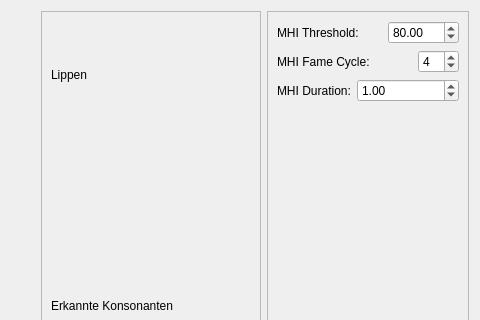
The window that src/rqt_liprec/liprec.ui (Mosa-/LipRec) describes before a commit, drawn with Qt 5; both pictures show x 616 to 1096 and y 0 to 320 of the 1096 by 551 pixel window.
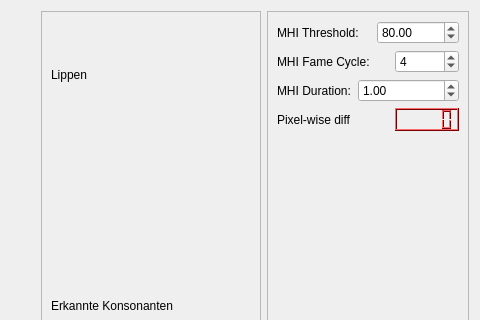
The same window after the commit.

Commit message: +Integrate pair-wise pixel comparison for detect lips activity

Patch:
```diff
--- a/src/rqt_liprec/liprec.ui
+++ b/src/rqt_liprec/liprec.ui
@@ -147,7 +147,7 @@
         </property>
        </widget>
       </item>
-      <item row="3" column="0">
+      <item row="6" column="0">
        <spacer name="verticalSpacer">
         <property name="orientation">
          <enum>Qt::Vertical</enum>
@@ -167,6 +167,439 @@
         </property>
        </widget>
       </item>
+      <item row="3" column="0">
+       <widget class="QLabel" name="label_4">
+        <property name="text">
+         <string>Pixel-wise diff</string>
+        </property>
+       </widget>
+      </item>
+      <item row="3" column="3">
+       <widget class="QLCDNumber" name="lcdPixelWiseDiff">
+        <property name="palette">
+         <palette>
+          <active>
+           <colorrole role="WindowText">
+            <brush brushstyle="SolidPattern">
+             <color alpha="255">
+              <red>0</red>
+              <green>0</green>
+              <blue>0</blue>
+             </color>
+            </brush>
+           </colorrole>
+           <colorrole role="Button">
+            <brush brushstyle="SolidPattern">
+             <color alpha="255">
+              <red>242</red>
+              <green>0</green>
+              <blue>4</blue>
+             </color>
+            </brush>
+           </colorrole>
+           <colorrole role="Light">
+            <brush brushstyle="SolidPattern">
+             <color alpha="255">
+              <red>255</red>
+              <green>108</green>
+              <blue>110</blue>
+             </color>
+            </brush>
+           </colorrole>
+           <colorrole role="Midlight">
+            <brush brushstyle="SolidPattern">
+             <color alpha="255">
+              <red>248</red>
+              <green>54</green>
+              <blue>57</blue>
+             </color>
+            </brush>
+           </colorrole>
+           <colorrole role="Dark">
+            <brush brushstyle="SolidPattern">
+             <color alpha="255">
+              <red>121</red>
+              <green>0</green>
+              <blue>2</blue>
+             </color>
+            </brush>
+           </colorrole>
+           <colorrole role="Mid">
+            <brush brushstyle="SolidPattern">
+             <color alpha="255">
+              <red>161</red>
+              <green>0</green>
+              <blue>2</blue>
+             </color>
+            </brush>
+           </colorrole>
+           <colorrole role="Text">
+            <brush brushstyle="SolidPattern">
+             <color alpha="255">
+              <red>0</red>
+              <green>0</green>
+              <blue>0</blue>
+             </color>
+            </brush>
+           </colorrole>
+           <colorrole role="BrightText">
+            <brush brushstyle="SolidPattern">
+             <color alpha="255">
+              <red>255</red>
+              <green>255</green>
+              <blue>255</blue>
+             </color>
+            </brush>
+           </colorrole>
+           <colorrole role="ButtonText">
+            <brush brushstyle="SolidPattern">
+             <color alpha="255">
+              <red>0</red>
+              <green>0</green>
+              <blue>0</blue>
+             </color>
+            </brush>
+           </colorrole>
+           <colorrole role="Base">
+            <brush brushstyle="SolidPattern">
+             <color alpha="255">
+              <red>255</red>
+              <green>255</green>
+              <blue>255</blue>
+             </color>
+            </brush>
+           </colorrole>
+           <colorrole role="Window">
+            <brush brushstyle="SolidPattern">
+             <color alpha="255">
+              <red>242</red>
+              <green>0</green>
+              <blue>4</blue>
+             </color>
+            </brush>
+           </colorrole>
+           <colorrole role="Shadow">
+            <brush brushstyle="SolidPattern">
+             <color alpha="255">
+              <red>0</red>
+              <green>0</green>
+              <blue>0</blue>
+             </color>
+            </brush>
+           </colorrole>
+           <colorrole role="AlternateBase">
+            <brush brushstyle="SolidPattern">
+             <color alpha="255">
+              <red>248</red>
+              <green>127</green>
+              <blue>129</blue>
+             </color>
+            </brush>
+           </colorrole>
+           <colorrole role="ToolTipBase">
+            <brush brushstyle="SolidPattern">
+             <color alpha="255">
+              <red>255</red>
+              <green>255</green>
+              <blue>220</blue>
+             </color>
+            </brush>
+           </colorrole>
+           <colorrole role="ToolTipText">
+            <brush brushstyle="SolidPattern">
+             <color alpha="255">
+              <red>0</red>
+              <green>0</green>
+              <blue>0</blue>
+             </color>
+            </brush>
+           </colorrole>
+          </active>
+          <inactive>
+           <colorrole role="WindowText">
+            <brush brushstyle="SolidPattern">
+             <color alpha="255">
+              <red>0</red>
+              <green>0</green>
+              <blue>0</blue>
+             </color>
+            </brush>
+           </colorrole>
+           <colorrole role="Button">
+            <brush brushstyle="SolidPattern">
+             <color alpha="255">
+              <red>242</red>
+              <green>0</green>
+              <blue>4</blue>
+             </color>
+            </brush>
+           </colorrole>
+           <colorrole role="Light">
+            <brush brushstyle="SolidPattern">
+             <color alpha="255">
+              <red>255</red>
+              <green>108</green>
+              <blue>110</blue>
+             </color>
+            </brush>
+           </colorrole>
+           <colorrole role="Midlight">
+            <brush brushstyle="SolidPattern">
+             <color alpha="255">
+              <red>248</red>
+              <green>54</green>
+              <blue>57</blue>
+             </color>
+            </brush>
+           </colorrole>
+           <colorrole role="Dark">
+            <brush brushstyle="SolidPattern">
+             <color alpha="255">
+              <red>121</red>
+              <green>0</green>
+              <blue>2</blue>
+             </color>
+            </brush>
+           </colorrole>
+           <colorrole role="Mid">
+            <brush brushstyle="SolidPattern">
+             <color alpha="255">
+              <red>161</red>
+              <green>0</green>
+              <blue>2</blue>
+             </color>
+            </brush>
+           </colorrole>
+           <colorrole role="Text">
+            <brush brushstyle="SolidPattern">
+             <color alpha="255">
+              <red>0</red>
+              <green>0</green>
+              <blue>0</blue>
+             </color>
+            </brush>
+           </colorrole>
+           <colorrole role="BrightText">
+            <brush brushstyle="SolidPattern">
+             <color alpha="255">
+              <red>255</red>
+              <green>255</green>
+              <blue>255</blue>
+             </color>
+            </brush>
+           </colorrole>
+           <colorrole role="ButtonText">
+            <brush brushstyle="SolidPattern">
+             <color alpha="255">
+              <red>0</red>
+              <green>0</green>
+              <blue>0</blue>
+             </color>
+            </brush>
+           </colorrole>
+           <colorrole role="Base">
+            <brush brushstyle="SolidPattern">
+             <color alpha="255">
+              <red>255</red>
+              <green>255</green>
+              <blue>255</blue>
+             </color>
+            </brush>
+           </colorrole>
+           <colorrole role="Window">
+            <brush brushstyle="SolidPattern">
+             <color alpha="255">
+              <red>242</red>
+              <green>0</green>
+              <blue>4</blue>
+             </color>
+            </brush>
+           </colorrole>
+           <colorrole role="Shadow">
+            <brush brushstyle="SolidPattern">
+             <color alpha="255">
+              <red>0</red>
+              <green>0</green>
+              <blue>0</blue>
+             </color>
+            </brush>
+           </colorrole>
+           <colorrole role="AlternateBase">
+            <brush brushstyle="SolidPattern">
+             <color alpha="255">
+              <red>248</red>
+              <green>127</green>
+              <blue>129</blue>
+             </color>
+            </brush>
+           </colorrole>
+           <colorrole role="ToolTipBase">
+            <brush brushstyle="SolidPattern">
+             <color alpha="255">
+              <red>255</red>
+              <green>255</green>
+              <blue>220</blue>
+             </color>
+            </brush>
+           </colorrole>
+           <colorrole role="ToolTipText">
+            <brush brushstyle="SolidPattern">
+             <color alpha="255">
+              <red>0</red>
+              <green>0</green>
+              <blue>0</blue>
+             </color>
+            </brush>
+           </colorrole>
+          </inactive>
+          <disabled>
+           <colorrole role="WindowText">
+            <brush brushstyle="SolidPattern">
+             <color alpha="255">
+              <red>121</red>
+              <green>0</green>
+              <blue>2</blue>
+             </color>
+            </brush>
+           </colorrole>
+           <colorrole role="Button">
+            <brush brushstyle="SolidPattern">
+             <color alpha="255">
+              <red>242</red>
+              <green>0</green>
+              <blue>4</blue>
+             </color>
+            </brush>
+           </colorrole>
+           <colorrole role="Light">
+            <brush brushstyle="SolidPattern">
+             <color alpha="255">
+              <red>255</red>
+              <green>108</green>
+              <blue>110</blue>
+             </color>
+            </brush>
+           </colorrole>
+           <colorrole role="Midlight">
+            <brush brushstyle="SolidPattern">
+             <color alpha="255">
+              <red>248</red>
+              <green>54</green>
+              <blue>57</blue>
+             </color>
+            </brush>
+           </colorrole>
+           <colorrole role="Dark">
+            <brush brushstyle="SolidPattern">
+             <color alpha="255">
+              <red>121</red>
+              <green>0</green>
+              <blue>2</blue>
+             </color>
+            </brush>
+           </colorrole>
+           <colorrole role="Mid">
+            <brush brushstyle="SolidPattern">
+             <color alpha="255">
+              <red>161</red>
+              <green>0</green>
+              <blue>2</blue>
+             </color>
+            </brush>
+           </colorrole>
+           <colorrole role="Text">
+            <brush brushstyle="SolidPattern">
+             <color alpha="255">
+              <red>121</red>
+              <green>0</green>
+              <blue>2</blue>
+             </color>
+            </brush>
+           </colorrole>
+           <colorrole role="BrightText">
+            <brush brushstyle="SolidPattern">
+             <color alpha="255">
+              <red>255</red>
+              <green>255</green>
+              <blue>255</blue>
+             </color>
+            </brush>
+           </colorrole>
+           <colorrole role="ButtonText">
+            <brush brushstyle="SolidPattern">
+             <color alpha="255">
+              <red>121</red>
+              <green>0</green>
+              <blue>2</blue>
+             </color>
+            </brush>
+           </colorrole>
+           <colorrole role="Base">
+            <brush brushstyle="SolidPattern">
+             <color alpha="255">
+              <red>242</red>
+              <green>0</green>
+              <blue>4</blue>
+             </color>
+            </brush>
+           </colorrole>
+           <colorrole role="Window">
+            <brush brushstyle="SolidPattern">
+             <color alpha="255">
+              <red>242</red>
+              <green>0</green>
+              <blue>4</blue>
+             </color>
+            </brush>
+           </colorrole>
+           <colorrole role="Shadow">
+            <brush brushstyle="SolidPattern">
+             <color alpha="255">
+              <red>0</red>
+              <green>0</green>
+              <blue>0</blue>
+             </color>
+            </brush>
+           </colorrole>
+           <colorrole role="AlternateBase">
+            <brush brushstyle="SolidPattern">
+             <color alpha="255">
+              <red>242</red>
+              <green>0</green>
+              <blue>4</blue>
+             </color>
+            </brush>
+           </colorrole>
+           <colorrole role="ToolTipBase">
+            <brush brushstyle="SolidPattern">
+             <color alpha="255">
+              <red>255</red>
+              <green>255</green>
+              <blue>220</blue>
+             </color>
+            </brush>
+           </colorrole>
+           <colorrole role="ToolTipText">
+            <brush brushstyle="SolidPattern">
+             <color alpha="255">
+              <red>0</red>
+              <green>0</green>
+              <blue>0</blue>
+             </color>
+            </brush>
+           </colorrole>
+          </disabled>
+         </palette>
+        </property>
+        <property name="font">
+         <font>
+          <weight>75</weight>
+          <italic>false</italic>
+          <bold>true</bold>
+         </font>
+        </property>
+       </widget>
+      </item>
      </layout>
     </widget>
    </item>
```
The commit also changes 2 other files.
